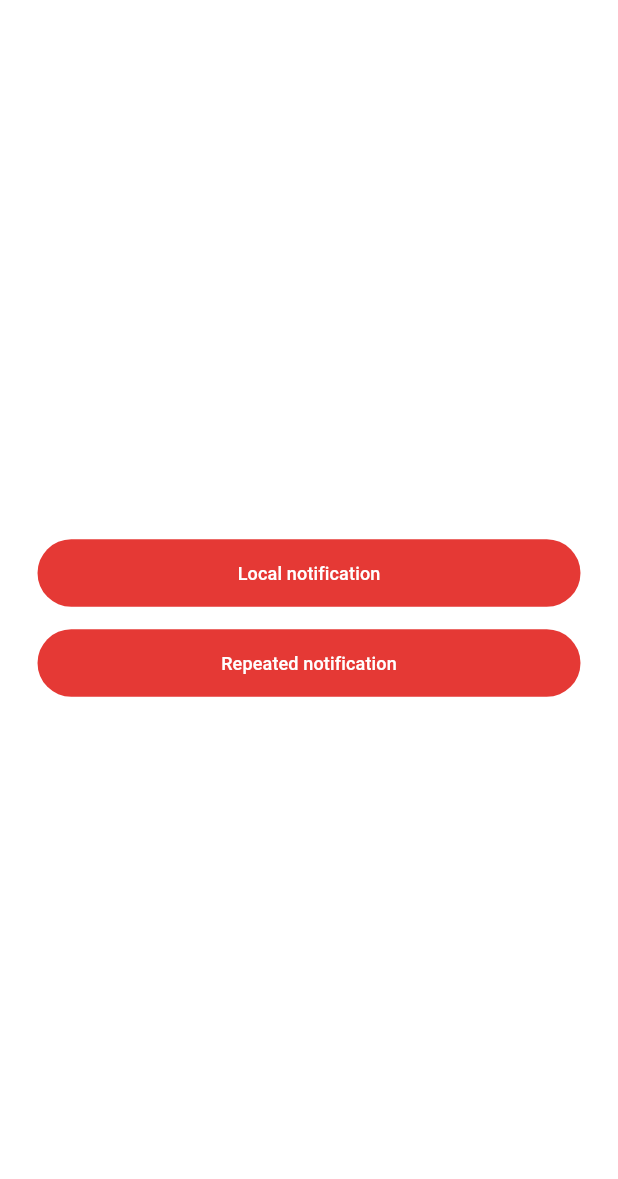
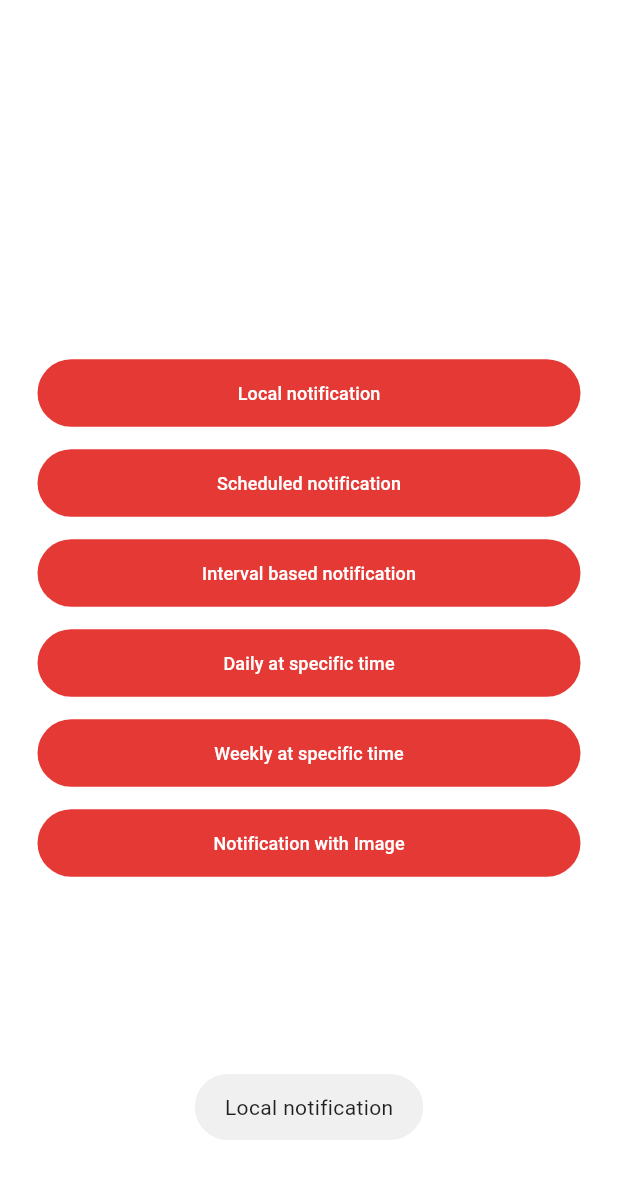
Before and after one commit to atik1404/FlutterPlayground, a Flutter app: the screen it shows after launch, after a tap on "Local notification", on a phone screen of 412 x 824 dp. Shown: the top 1179 px of the screen. Run offline on Flutter 3.47's test engine with Material 3 defaults, Android fonts, the phone set to English and light mode, and no system bars; our stand-ins replace bloc, flutter_local_notifications, fluttertoast, timezone; missing offline and left inert: dart:ffi.

Commit message:
feat(notification): working on notification

```diff
--- /dev/null
+++ b/lib/feature/notification/notification_repository.dart
@@ -0,0 +1,143 @@
+import 'package:first_flutter/logger.dart';
+import 'package:flutter/cupertino.dart';
+import 'package:flutter/material.dart';
+import 'package:flutter_local_notifications/flutter_local_notifications.dart';
+import 'package:timezone/data/latest_all.dart' as tz;
+import 'package:timezone/timezone.dart' as tz;
+
+class NotificationRepository {
+  static final FlutterLocalNotificationsPlugin _notificationsPlugin =
+      FlutterLocalNotificationsPlugin();
+  static AndroidNotificationChannel channel = const AndroidNotificationChannel(
+    'Channel_id',
+    'Channel_title',
+    description: 'This channel is used for important notifications.',
+    importance: Importance.high,
+    playSound: true,
+  );
+
+  static Future<void> initialization() async {
+    tz.initializeTimeZones();
+    final String currentTimeZone = DateTime.now().timeZoneName;
+    final location = tz.getLocation('Asia/Dhaka'); // Correct timezone name
+    tz.setLocalLocation(location);
+
+
+    await _notificationsPlugin
+        .resolvePlatformSpecificImplementation<
+            AndroidFlutterLocalNotificationsPlugin>()
+        ?.createNotificationChannel(channel);
+
+    await _notificationsPlugin
+        .resolvePlatformSpecificImplementation<
+            AndroidFlutterLocalNotificationsPlugin>()
+        ?.requestNotificationsPermission();
+
+    await _notificationsPlugin
+        .resolvePlatformSpecificImplementation<
+        IOSFlutterLocalNotificationsPlugin>()
+        ?.requestPermissions(
+      alert: true,
+      badge: true,
+      sound: true
+    );
+
+    AndroidInitializationSettings initializationSettingsAndroid =
+        const AndroidInitializationSettings('@mipmap/ic_launcher');
+
+    DarwinInitializationSettings iosInitializationSettings =
+        DarwinInitializationSettings(
+          requestSoundPermission: false,
+          requestBadgePermission: false,
+          requestAlertPermission: false,
+        );
+
+    InitializationSettings initializationSettings = InitializationSettings(
+      android: initializationSettingsAndroid,
+      iOS: iosInitializationSettings,
+    );
+
+    _notificationsPlugin.initialize(initializationSettings,
+        onDidReceiveNotificationResponse: (details) async {});
+  }
+
+  void showNotification({String title = "This is title", String body = "this is body"}) {
+    _notificationsPlugin.show(
+        0,
+        title,
+        body,
+        NotificationDetails(
+            android: AndroidNotificationDetails(
+                channel.id, channel.name,
+                channelDescription: channel.description,
+                importance: Importance.high,
+                color: Colors.blue,
+                playSound: true,
+                icon: '@mipmap/ic_launcher'
+            ),
+            iOS: const DarwinNotificationDetails(
+                presentSound: true,
+                presentAlert: true,
+                presentBadge: true
+            )
+        ),
+        payload: 'Open from Local Notification');
+  }
+
+  Future<void> scheduledNotification(DateTime time, {String title = "This is title", String body = "this is body"}) async{
+    if(time.isBefore(DateTime.now())){
+      time = time.add(const Duration(days: 1));
+    }
+
+    final tz.TZDateTime scheduleTime = tz.TZDateTime.from(time, tz.local);
+
+    try{
+      await _notificationsPlugin.zonedSchedule(
+          0,
+          title,
+          body,
+          scheduleTime,
+          _notificationDetails(),
+          uiLocalNotificationDateInterpretation: UILocalNotificationDateInterpretation.absoluteTime,
+          matchDateTimeComponents: DateTimeComponents.time,
+        androidScheduleMode: AndroidScheduleMode.inexact
+      );
+    }catch(e){
+      Logger.log("Exception: $e}");
+    }
+  }
+
+  NotificationDetails _notificationDetails(){
+    return NotificationDetails(
+        android: AndroidNotificationDetails(
+            DateTime.now().millisecondsSinceEpoch.toString(), channel.name,
+            channelDescription: channel.description,
+            importance: Importance.high,
+            color: Colors.blue,
+            playSound: true,
+            icon: '@mipmap/ic_launcher',
+            showWhen: false
+        ),
+        iOS: const DarwinNotificationDetails(
+            presentSound: true,
+            presentAlert: true,
+            presentBadge: true
+        )
+    );
+  }
+
+  Future<void> intervalNotification({String title = "This is title", String body = "this is body"}) async{
+    try{
+      await _notificationsPlugin.periodicallyShow(
+          0,
+          title,
+          body,
+          RepeatInterval.everyMinute,
+          _notificationDetails(),
+          androidScheduleMode: AndroidScheduleMode.inexact
+      );
+    }catch(e){
+      Logger.log("Exception: $e}");
+    }
+  }
+}
--- a/lib/feature/notification/notification_screen.dart
+++ b/lib/feature/notification/notification_screen.dart
@@ -1,9 +1,11 @@
 import 'package:first_flutter/feature/notification/notification_services.dart';
 import 'package:first_flutter/logger.dart';
 import 'package:flutter/material.dart';
+import 'package:fluttertoast/fluttertoast.dart';
 
 import '../../resources/AppColors.dart';
 import '../../resources/AppDimensions.dart';
+import 'notification_repository.dart';
 
 class NotificationScreen extends StatelessWidget {
   const NotificationScreen({super.key});
@@ -19,18 +21,51 @@ class NotificationScreen extends StatelessWidget {
           crossAxisAlignment: CrossAxisAlignment.center,
           mainAxisAlignment: MainAxisAlignment.center,
           children: [
-            _buildNotificationButton(context, "Local notification", (){
-              Logger.log("Local notification");
-              // NotificationService.showNotification(
-              //   title: "Hello flutter",
-              //   body: "This is demo notification"
-              // );
+            _buildNotificationButton(context, "Local notification", () {
+              Fluttertoast.showToast(msg: "Local notification", toastLength: Toast.LENGTH_LONG);
+              NotificationRepository().showNotification(
+                title: "Hello flutter",
+                body: "This is flutter notification description"
+              );
+            }),
+            const SizedBox(height: AppDimensions.margin15),
+            _buildNotificationButton(context, "Scheduled notification", () {
+              Fluttertoast.showToast(msg: "Repeated notification", toastLength: Toast.LENGTH_LONG);
+              DateTime dateTime = DateTime.now().add(Duration(seconds: 5));
+              NotificationRepository().scheduledNotification(
+                dateTime,
+                title: "Schedule notification",
+                body: "This is schedule notification"
+              );
             }),
 
             const SizedBox(height: AppDimensions.margin15),
 
-            _buildNotificationButton(context, "Repeated notification", (){
-              Logger.log("Repeated notification");
+            _buildNotificationButton(context, "Interval based notification", () {
+              Fluttertoast.showToast(msg: "Interval based  notification", toastLength: Toast.LENGTH_LONG);
+              NotificationRepository().intervalNotification(
+                  title: "Interval notification",
+                  body: "This is interval notification in every minute"
+              );
+            }),
+
+            const SizedBox(height: AppDimensions.margin15),
+
+            _buildNotificationButton(context, "Daily at specific time", () {
+              Fluttertoast.showToast(msg: "Daily at specific time notification", toastLength: Toast.LENGTH_LONG);
+            }),
+
+            const SizedBox(height: AppDimensions.margin15),
+
+            _buildNotificationButton(context, "Weekly at specific time", () {
+              Logger.log("Weekly at specific time notification");
+              Fluttertoast.showToast(msg: "Weekly at specific time notification", toastLength: Toast.LENGTH_LONG);
+            }),
+
+            const SizedBox(height: AppDimensions.margin15),
+
+            _buildNotificationButton(context, "Notification with Image", () {
+              Fluttertoast.showToast(msg: "Notification with Image notification", toastLength: Toast.LENGTH_LONG);
             })
           ],
         ),
@@ -38,7 +73,8 @@ class NotificationScreen extends StatelessWidget {
     );
   }
 
-  Widget _buildNotificationButton(BuildContext context, String buttonText, VoidCallback onClickListener) {
+  Widget _buildNotificationButton(
+      BuildContext context, String buttonText, VoidCallback onClickListener) {
     return Padding(
         padding: AppDimensions.kPaddingH15,
         child: SizedBox(
--- a/lib/feature/notification/notification_services.dart
+++ b/lib/feature/notification/notification_services.dart
@@ -5,7 +5,6 @@ import 'package:timezone/data/latest_all.dart' as tz;
 
 class NotificationService {
   static final FlutterLocalNotificationsPlugin _notificationsPlugin = FlutterLocalNotificationsPlugin();
-
 
   static Future<void> initialize() async{
     const AndroidInitializationSettings androidInitializationSettings = AndroidInitializationSettings('@mipmap/ic_launcher');
--- a/lib/main.dart
+++ b/lib/main.dart
@@ -3,6 +3,7 @@ import 'package:first_flutter/feature/notification/notification_services.dart';
 import 'package:first_flutter/navigation/app_navigation.dart';
 import 'package:flutter/material.dart';
 
+import 'feature/notification/notification_repository.dart';
 import 'feature/notification/notification_screen.dart';
 
 // void callbackDispatcher() {
@@ -36,7 +37,7 @@ void main() async{
   // startRecursiveWorkManager();
   // await LocationService.getCurrentLocation();
   WidgetsFlutterBinding.ensureInitialized();
-  await NotificationService.initialize();
+  await NotificationRepository.initialization();
   runApp(const MyApp());
 }
 
--- a/pubspec.yaml
+++ b/pubspec.yaml
@@ -41,6 +41,7 @@ dependencies:
   json_annotation: ^4.9.0
   flutter_local_notifications: ^18.0.1
   timezone: ^0.10.0
+  fluttertoast: ^8.2.12
   #geolocator: ^13.0.2
   #workmanager: ^0.5.2
   #flutter_background_service: ^5.1.0
```
Also changed, not shown: pubspec.lock, 3 other files.
